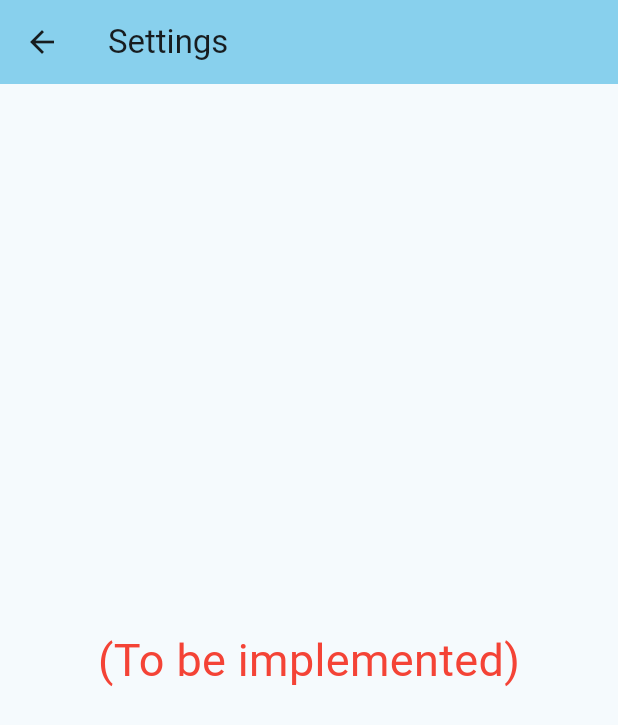
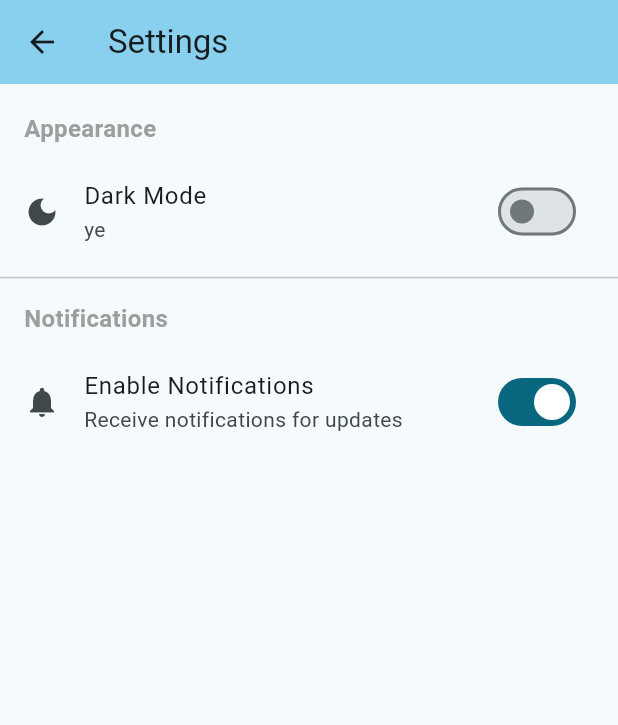
Before and after one commit to DBS-Group-Capstone/Lego-Brick-Counter, a Flutter app: the SettingsPage screen opened by its route, on a phone screen of 412 x 824 dp. Shown: the top 725 px of the screen. Run offline on Flutter 3.47's test engine with Material 3 defaults, Android fonts, the phone set to English and light mode, and no system bars; our stand-ins replace sqflite, sqflite_common_ffi; accounts and stored records are empty.

Commit message:
Initial work on settings page

```diff
--- a/lib/other_settingsPage.dart
+++ b/lib/other_settingsPage.dart
@@ -9,6 +9,9 @@ class SettingsPage extends StatefulWidget {
 }
 
 class _SettingsPageState extends State<SettingsPage> {
+  bool darkMode = false;
+  bool notifications = true;
+
   @override
   Widget build(BuildContext context) {
     return Scaffold(
@@ -22,15 +25,55 @@ class _SettingsPageState extends State<SettingsPage> {
         backgroundColor: Theme.of(context).colorScheme.inversePrimary,
         title: Text("Settings"),
       ),
-      body: Center(
-        child: Text(
-          '(To be implemented)',
-          style: TextStyle(
-            color: Colors.red,
-            fontSize: 30
-          )
-        )
-      )
+      body: ListView(
+        children: [
+          const SizedBox(height: 10),
+
+          // Appearance section
+          _sectionHeader("Appearance"),
+          SwitchListTile(
+            title: Text("Dark Mode"),
+            subtitle: const Text("ye"),
+            value: darkMode,
+            onChanged: (value) {
+              setState(() {
+                darkMode = value;
+              });
+            },
+            secondary: const Icon(Icons.dark_mode),
+          ),
+
+          const Divider(),
+
+          // Notifications section
+          _sectionHeader("Notifications"),
+          SwitchListTile(
+            title: Text("Enable Notifications"),
+            subtitle: const Text("Receive notifications for updates"),
+            value: notifications,
+            onChanged: (value) {
+              setState(() {
+                notifications = value;
+              });
+            },
+            secondary: const Icon(Icons.notifications),
+          ),
+        ],
+      ),
     );
   }
 }
+
+Widget _sectionHeader(String title) {
+  return Padding(
+    padding: const EdgeInsets.symmetric(horizontal: 16, vertical: 8),
+    child: Text(
+      title,
+      style: const TextStyle(
+        fontSize: 16,
+        fontWeight: FontWeight.bold,
+        color: Colors.grey,
+      ),
+    ),
+  );
+}
```
